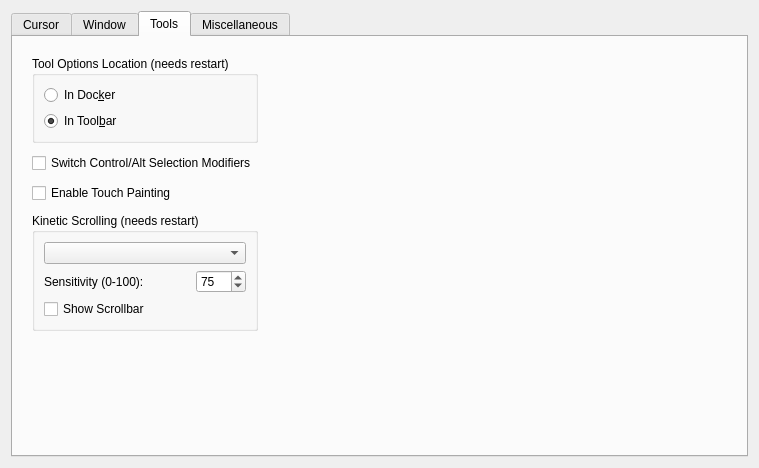
This is libs/ui/forms/wdggeneralsettings.ui in KDE/krita as Qt 5 draws it before an edit. The edited form follows.
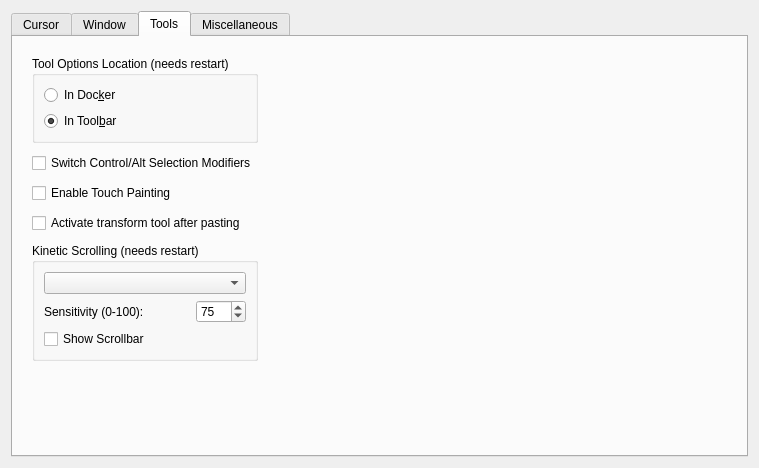
This is the edited form. The open tabs and pages were chosen to show the change. Custom widgets are drawn as their Qt base class.

Commit message:
Jump to transform tool after paste. Can be enabled in the settings.
CCBUG:376883
Differential Revision:15737

The edit to the form file:
```diff
--- a/libs/ui/forms/wdggeneralsettings.ui
+++ b/libs/ui/forms/wdggeneralsettings.ui
@@ -423,6 +423,13 @@
            </property>
           </widget>
          </item>
+         <item>
+          <widget class="QCheckBox" name="chkEnableTranformToolAfterPaste">
+           <property name="text">
+            <string>Activate transform tool after pasting</string>
+           </property>
+          </widget>
+         </item>
          <item>
           <widget class="QGroupBox" name="groupBoxKineticScrollingSettings">
            <property name="title">
```
Left out of the diff: 12 changed lines with no effect on the pictures. The commit also changes 9 other files.
